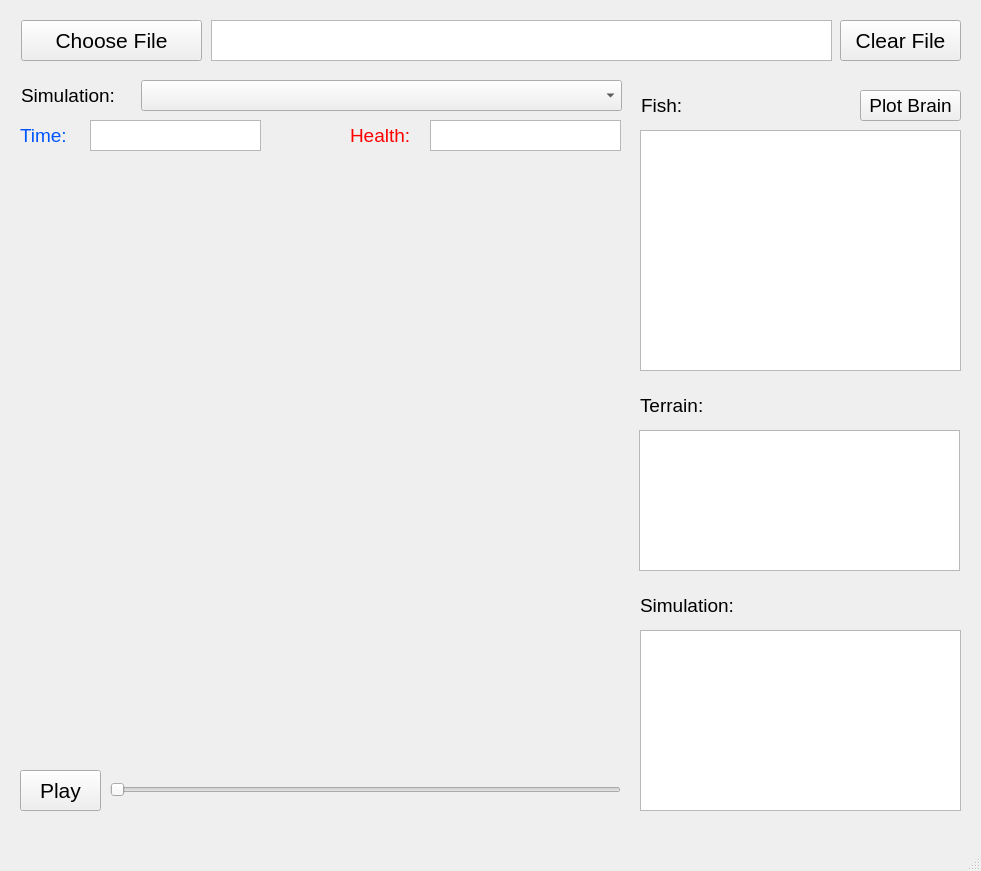
Before: the Qt Designer form littlefish/viewer/simulation_viewer_ui.ui in zhuangjun1981/littlefish, drawn with Qt 5.
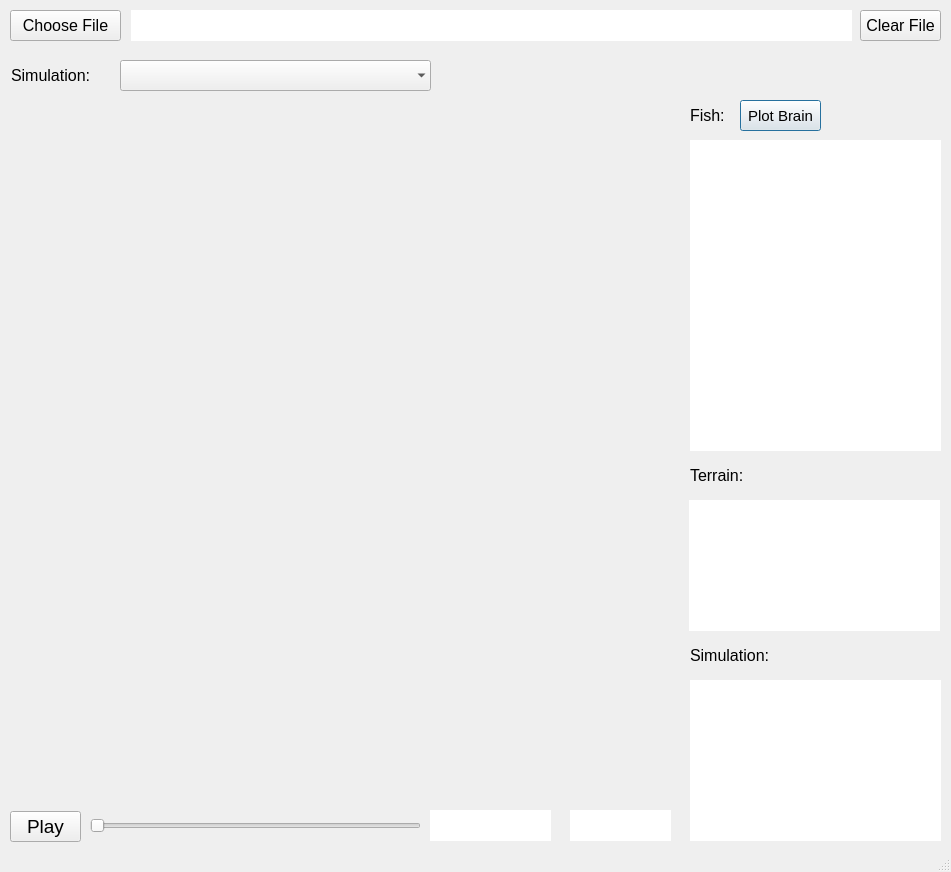
After: the same form once the commit is applied.

Commit message: improve simulation_viewer and small debug.

```diff
--- a/littlefish/viewer/simulation_viewer_ui.ui
+++ b/littlefish/viewer/simulation_viewer_ui.ui
@@ -6,8 +6,8 @@
    <rect>
     <x>0</x>
     <y>0</y>
-    <width>981</width>
-    <height>871</height>
+    <width>951</width>
+    <height>872</height>
    </rect>
   </property>
   <property name="windowTitle">
@@ -17,15 +17,15 @@
    <widget class="QLabel" name="FishLabel">
     <property name="geometry">
      <rect>
-      <x>641</x>
-      <y>90</y>
-      <width>121</width>
+      <x>690</x>
+      <y>100</y>
+      <width>41</width>
       <height>31</height>
      </rect>
     </property>
     <property name="font">
      <font>
-      <pointsize>14</pointsize>
+      <pointsize>12</pointsize>
      </font>
     </property>
     <property name="text">
@@ -35,30 +35,33 @@
    <widget class="QComboBox" name="SimulationComboBox">
     <property name="geometry">
      <rect>
-      <x>141</x>
-      <y>80</y>
-      <width>481</width>
+      <x>120</x>
+      <y>60</y>
+      <width>311</width>
       <height>31</height>
      </rect>
     </property>
     <property name="font">
      <font>
-      <pointsize>14</pointsize>
+      <pointsize>12</pointsize>
      </font>
     </property>
+    <property name="frame">
+     <bool>false</bool>
+    </property>
    </widget>
    <widget class="QLabel" name="SimulationLabel">
     <property name="geometry">
      <rect>
-      <x>21</x>
-      <y>80</y>
-      <width>111</width>
+      <x>11</x>
+      <y>60</y>
+      <width>91</width>
       <height>31</height>
      </rect>
     </property>
     <property name="font">
      <font>
-      <pointsize>14</pointsize>
+      <pointsize>12</pointsize>
      </font>
     </property>
     <property name="text">
@@ -68,15 +71,15 @@
    <widget class="QPushButton" name="ChooseFileButton">
     <property name="geometry">
      <rect>
-      <x>21</x>
-      <y>20</y>
-      <width>181</width>
-      <height>41</height>
+      <x>10</x>
+      <y>10</y>
+      <width>111</width>
+      <height>31</height>
      </rect>
     </property>
     <property name="font">
      <font>
-      <pointsize>16</pointsize>
+      <pointsize>12</pointsize>
      </font>
     </property>
     <property name="text">
@@ -86,30 +89,36 @@
    <widget class="QTextBrowser" name="FilePathBrowser">
     <property name="geometry">
      <rect>
-      <x>211</x>
-      <y>20</y>
-      <width>621</width>
-      <height>41</height>
+      <x>131</x>
+      <y>10</y>
+      <width>721</width>
+      <height>31</height>
      </rect>
     </property>
     <property name="font">
      <font>
-      <pointsize>11</pointsize>
+      <pointsize>12</pointsize>
      </font>
     </property>
+    <property name="frameShape">
+     <enum>QFrame::NoFrame</enum>
+    </property>
+    <property name="frameShadow">
+     <enum>QFrame::Plain</enum>
+    </property>
    </widget>
    <widget class="QLabel" name="TerrainLabel">
     <property name="geometry">
      <rect>
-      <x>640</x>
-      <y>390</y>
-      <width>321</width>
+      <x>690</x>
+      <y>460</y>
+      <width>251</width>
       <height>31</height>
      </rect>
     </property>
     <property name="font">
      <font>
-      <pointsize>14</pointsize>
+      <pointsize>12</pointsize>
      </font>
     </property>
     <property name="text">
@@ -119,10 +128,10 @@
    <widget class="QSlider" name="PlaySlider">
     <property name="geometry">
      <rect>
-      <x>110</x>
-      <y>769</y>
-      <width>511</width>
-      <height>41</height>
+      <x>90</x>
+      <y>810</y>
+      <width>331</width>
+      <height>31</height>
      </rect>
     </property>
     <property name="orientation">
@@ -132,15 +141,15 @@
    <widget class="QPushButton" name="PlayPauseButton">
     <property name="geometry">
      <rect>
-      <x>20</x>
-      <y>770</y>
-      <width>81</width>
-      <height>41</height>
+      <x>10</x>
+      <y>811</y>
+      <width>71</width>
+      <height>31</height>
      </rect>
     </property>
     <property name="font">
      <font>
-      <pointsize>16</pointsize>
+      <pointsize>14</pointsize>
      </font>
     </property>
     <property name="text">
@@ -150,15 +159,15 @@
    <widget class="QLabel" name="SimulationParamsLabel">
     <property name="geometry">
      <rect>
-      <x>640</x>
-      <y>590</y>
-      <width>321</width>
+      <x>690</x>
+      <y>640</y>
+      <width>251</width>
       <height>31</height>
      </rect>
     </property>
     <property name="font">
      <font>
-      <pointsize>14</pointsize>
+      <pointsize>12</pointsize>
      </font>
     </property>
     <property name="text">
@@ -168,22 +177,28 @@
    <widget class="QTableWidget" name="FishTableWidget">
     <property name="geometry">
      <rect>
-      <x>640</x>
-      <y>130</y>
-      <width>321</width>
-      <height>241</height>
+      <x>690</x>
+      <y>140</y>
+      <width>251</width>
+      <height>311</height>
      </rect>
     </property>
     <property name="font">
      <font>
-      <pointsize>11</pointsize>
+      <pointsize>10</pointsize>
      </font>
     </property>
+    <property name="frameShape">
+     <enum>QFrame::NoFrame</enum>
+    </property>
+    <property name="frameShadow">
+     <enum>QFrame::Plain</enum>
+    </property>
     <property name="showGrid">
      <bool>false</bool>
     </property>
     <property name="rowCount">
-     <number>6</number>
+     <number>8</number>
     </property>
     <property name="columnCount">
      <number>2</number>
@@ -195,7 +210,7 @@
      <bool>false</bool>
     </attribute>
     <attribute name="horizontalHeaderDefaultSectionSize">
-     <number>150</number>
+     <number>120</number>
     </attribute>
     <attribute name="verticalHeaderVisible">
      <bool>false</bool>
@@ -206,23 +221,31 @@
     <row/>
     <row/>
     <row/>
+    <row/>
+    <row/>
     <column/>
     <column/>
    </widget>
    <widget class="QTableWidget" name="SimulationTableWidget">
     <property name="geometry">
      <rect>
-      <x>640</x>
-      <y>630</y>
-      <width>321</width>
-      <height>181</height>
+      <x>690</x>
+      <y>680</y>
+      <width>251</width>
+      <height>161</height>
      </rect>
     </property>
     <property name="font">
      <font>
-      <pointsize>11</pointsize>
+      <pointsize>10</pointsize>
      </font>
     </property>
+    <property name="frameShape">
+     <enum>QFrame::NoFrame</enum>
+    </property>
+    <property name="frameShadow">
+     <enum>QFrame::Plain</enum>
+    </property>
     <property name="showGrid">
      <bool>false</bool>
     </property>
@@ -236,7 +259,7 @@
      <bool>false</bool>
     </attribute>
     <attribute name="horizontalHeaderDefaultSectionSize">
-     <number>150</number>
+     <number>120</number>
     </attribute>
     <attribute name="verticalHeaderVisible">
      <bool>false</bool>
@@ -251,17 +274,23 @@
    <widget class="QTableWidget" name="TerrainTableWidget">
     <property name="geometry">
      <rect>
-      <x>639</x>
-      <y>430</y>
-      <width>321</width>
-      <height>141</height>
+      <x>689</x>
+      <y>500</y>
+      <width>251</width>
+      <height>131</height>
      </rect>
     </property>
     <property name="font">
      <font>
-      <pointsize>11</pointsize>
+      <pointsize>10</pointsize>
      </font>
     </property>
+    <property name="frameShape">
+     <enum>QFrame::NoFrame</enum>
+    </property>
+    <property name="frameShadow">
+     <enum>QFrame::Plain</enum>
+    </property>
     <property name="showGrid">
      <bool>false</bool>
     </property>
@@ -275,7 +304,7 @@
      <bool>false</bool>
     </attribute>
     <attribute name="horizontalHeaderDefaultSectionSize">
-     <number>150</number>
+     <number>120</number>
     </attribute>
     <attribute name="verticalHeaderVisible">
      <bool>false</bool>
@@ -289,121 +318,116 @@
    <widget class="QPushButton" name="PlotBrainButton">
     <property name="geometry">
      <rect>
-      <x>860</x>
-      <y>90</y>
-      <width>101</width>
+      <x>740</x>
+      <y>100</y>
+      <width>81</width>
       <height>31</height>
      </rect>
     </property>
     <property name="font">
      <font>
-      <pointsize>14</pointsize>
+      <pointsize>11</pointsize>
      </font>
     </property>
     <property name="text">
      <string>Plot Brain</string>
     </property>
+    <property name="autoDefault">
+     <bool>true</bool>
+    </property>
+    <property name="default">
+     <bool>true</bool>
+    </property>
+    <property name="flat">
+     <bool>false</bool>
+    </property>
    </widget>
    <widget class="QPushButton" name="ClearFileButton">
     <property name="geometry">
      <rect>
-      <x>840</x>
-      <y>20</y>
-      <width>121</width>
-      <height>41</height>
+      <x>860</x>
+      <y>10</y>
+      <width>81</width>
+      <height>31</height>
      </rect>
     </property>
     <property name="font">
      <font>
-      <pointsize>16</pointsize>
+      <pointsize>12</pointsize>
      </font>
     </property>
     <property name="text">
      <string>Clear File</string>
     </property>
    </widget>
-   <widget class="QWidget" name="verticalLayoutWidget">
-    <property name="geometry">
-     <rect>
-      <x>20</x>
-      <y>160</y>
-      <width>601</width>
-      <height>601</height>
-     </rect>
-    </property>
-    <layout class="QVBoxLayout" name="MovieLayout"/>
-   </widget>
-   <widget class="QLabel" name="TimeLabel">
-    <property name="geometry">
-     <rect>
-      <x>20</x>
-      <y>120</y>
-      <width>61</width>
-      <height>31</height>
-     </rect>
-    </property>
-    <property name="font">
-     <font>
-      <pointsize>14</pointsize>
-     </font>
-    </property>
-    <property name="text">
-     <string>&lt;html&gt;&lt;head/&gt;&lt;body&gt;&lt;p&gt;&lt;span style=&quot; color:#0055ff;&quot;&gt;Time:&lt;/span&gt;&lt;/p&gt;&lt;/body&gt;&lt;/html&gt;</string>
-    </property>
-   </widget>
    <widget class="QTextBrowser" name="TimeTextBrowser">
     <property name="geometry">
      <rect>
-      <x>90</x>
-      <y>120</y>
-      <width>171</width>
+      <x>430</x>
+      <y>810</y>
+      <width>121</width>
       <height>31</height>
      </rect>
     </property>
     <property name="font">
      <font>
-      <pointsize>13</pointsize>
+      <pointsize>12</pointsize>
      </font>
     </property>
     <property name="styleSheet">
      <string notr="true">color: rgb(0, 85, 255);</string>
     </property>
-   </widget>
-   <widget class="QLabel" name="HealthLabel">
-    <property name="geometry">
-     <rect>
-      <x>350</x>
-      <y>120</y>
-      <width>71</width>
-      <height>31</height>
-     </rect>
+    <property name="frameShape">
+     <enum>QFrame::NoFrame</enum>
     </property>
-    <property name="font">
-     <font>
-      <pointsize>14</pointsize>
-     </font>
-    </property>
-    <property name="text">
-     <string>&lt;html&gt;&lt;head/&gt;&lt;body&gt;&lt;p&gt;&lt;span style=&quot; color:#ff0000;&quot;&gt;Health:&lt;/span&gt;&lt;/p&gt;&lt;/body&gt;&lt;/html&gt;</string>
+    <property name="frameShadow">
+     <enum>QFrame::Plain</enum>
     </property>
    </widget>
    <widget class="QTextBrowser" name="HealthTextBrowser">
     <property name="geometry">
      <rect>
-      <x>430</x>
-      <y>120</y>
-      <width>191</width>
+      <x>570</x>
+      <y>810</y>
+      <width>101</width>
       <height>31</height>
      </rect>
     </property>
     <property name="font">
      <font>
-      <pointsize>13</pointsize>
+      <pointsize>12</pointsize>
      </font>
     </property>
     <property name="styleSheet">
      <string notr="true">color: rgb(155, 0, 0);</string>
     </property>
+    <property name="frameShape">
+     <enum>QFrame::NoFrame</enum>
+    </property>
+    <property name="frameShadow">
+     <enum>QFrame::Plain</enum>
+    </property>
+   </widget>
+   <widget class="QWidget" name="ToolbarWidget" native="true">
+    <property name="geometry">
+     <rect>
+      <x>10</x>
+      <y>100</y>
+      <width>661</width>
+      <height>41</height>
+     </rect>
+    </property>
+   </widget>
+   <widget class="QWidget" name="verticalLayoutWidget">
+    <property name="geometry">
+     <rect>
+      <x>10</x>
+      <y>140</y>
+      <width>661</width>
+      <height>661</height>
+     </rect>
+    </property>
+    <layout class="QVBoxLayout" name="MovieLayout"/>
    </widget>
   </widget>
   <widget class="QStatusBar" name="statusbar"/>
```
The commit also changes 4 other files.
